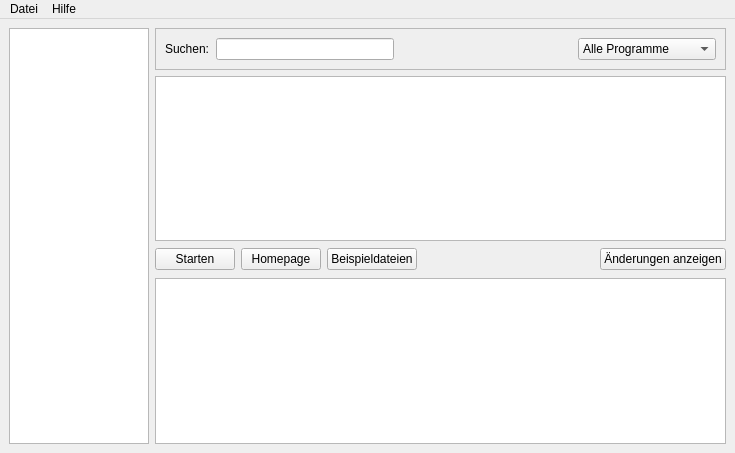
First picture: the form in eduversum/src/mainwindow.ui, repository fullstory-morgue/eduversum, before the edit.
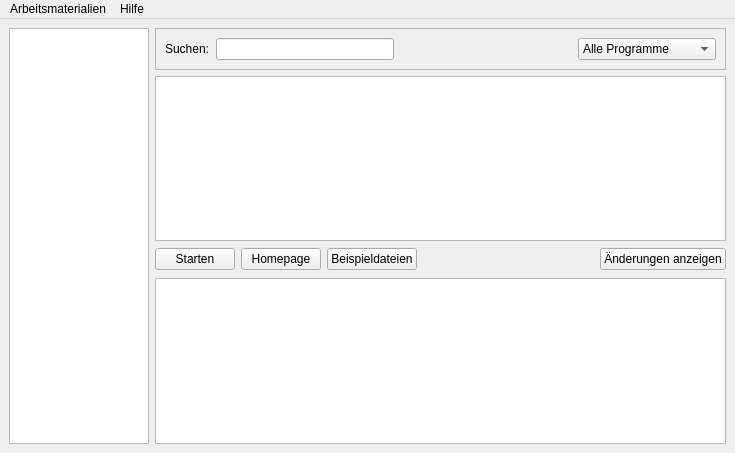
Second picture: the form after the edit.

Commit message: * renamed and rearranged menu * changed menu functions * changed help function * added eduversum-howto dependency * removed setHelp() in menu * changed help menu position * changed copyright date * minor enhancements

```diff
--- a/eduversum/src/mainwindow.ui
+++ b/eduversum/src/mainwindow.ui
@@ -248,23 +248,23 @@
      <height>20</height>
     </rect>
    </property>
-   <widget class="QMenu" name="menuDatei" >
-    <property name="title" >
-     <string>Datei</string>
-    </property>
-    <addaction name="actionBeenden" />
-   </widget>
    <widget class="QMenu" name="menuHilfe" >
     <property name="title" >
      <string>Hilfe</string>
     </property>
     <addaction name="actionEduversumHilfe" />
+    <addaction name="actionUeberEduversum" />
+   </widget>
+   <widget class="QMenu" name="menuArbeitsmaterialien" >
+    <property name="title" >
+     <string>Arbeitsmaterialien</string>
+    </property>
     <addaction name="actionArbeitsmaterialen" />
     <addaction name="actionSeminarix_latex" />
     <addaction name="actionGrundsatzartikel" />
     <addaction name="actionUeberEduversum" />
    </widget>
-   <addaction name="menuDatei" />
+   <addaction name="menuArbeitsmaterialien" />
    <addaction name="menuHilfe" />
   </widget>
   <action name="actionUeberEduversum" >
```
Left out of the diff: 23 changed lines with no effect on the pictures. The commit also changes 5 other files.
